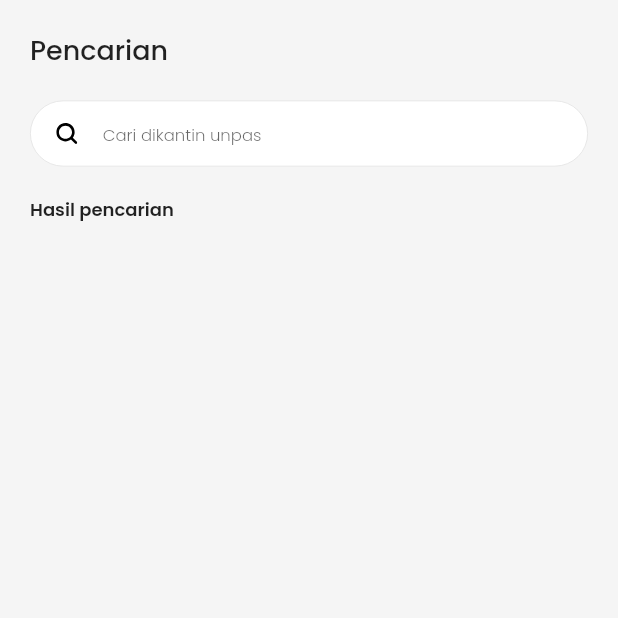
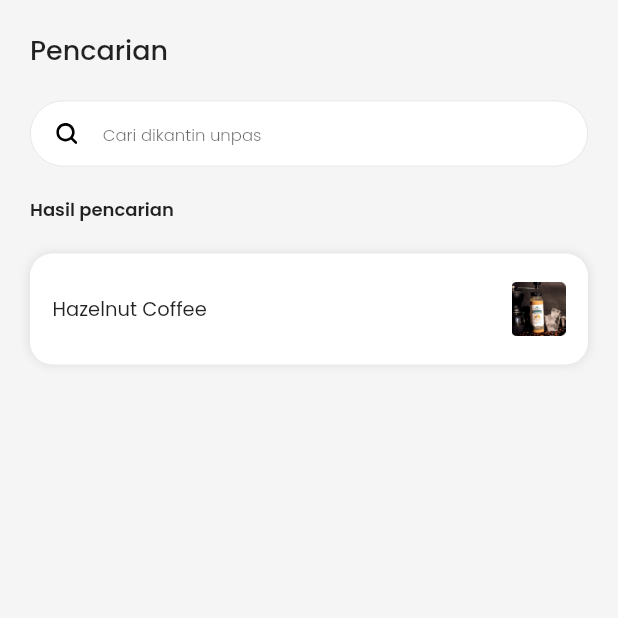
Before and after one commit to anugrahsputra/kantin_online, a Flutter app: the Searchscreen screen opened directly, on a phone screen of 412 x 824 dp, the top half of it. Run offline on Flutter 3.47's test engine with Material 2 defaults, Android fonts, the phone set to English and light mode, and no system bars; our stand-ins replace carousel_slider, flutter_svg, google_fonts, smooth_page_indicator.

Commit message:
add search result card widget

```diff
--- a/lib/screens/home/searchscreen.dart
+++ b/lib/screens/home/searchscreen.dart
@@ -2,6 +2,7 @@ import 'package:flutter/material.dart';
 import 'package:flutter_svg/flutter_svg.dart';
 
 import '../../constant.dart';
+import '../../widget/search_result_card.dart';
 
 class Searchscreen extends StatelessWidget {
   const Searchscreen({Key? key}) : super(key: key);
@@ -84,9 +85,9 @@ class Searchscreen extends StatelessWidget {
 
     Widget searchResult() {
       return Container(
-        margin: const EdgeInsets.symmetric(
-          horizontal: defaultMargin1,
-          vertical: defaultMargin1,
+        margin: const EdgeInsets.only(
+          left: defaultMargin1,
+          top: defaultMargin1,
         ),
         child: Text(
           'Hasil pencarian',
@@ -106,6 +107,7 @@ class Searchscreen extends StatelessWidget {
           searchBox(),
           // mostSearched(),
           searchResult(),
+          const ResultCard(),
         ],
       ),
     );
--- /dev/null
+++ b/lib/widget/search_result_card.dart
@@ -0,0 +1,54 @@
+import 'package:flutter/material.dart';
+
+import '../constant.dart';
+
+class ResultCard extends StatelessWidget {
+  const ResultCard({Key? key}) : super(key: key);
+
+  @override
+  Widget build(BuildContext context) {
+    return Container(
+      margin: const EdgeInsets.only(
+        left: defaultMargin1,
+        right: defaultMargin1,
+        top: defaultMargin1,
+      ),
+      padding: const EdgeInsets.symmetric(
+        horizontal: defaultPadding1,
+      ),
+      decoration: BoxDecoration(
+        color: Colors.white,
+        borderRadius: BorderRadius.circular(15),
+        boxShadow: [
+          BoxShadow(
+            color: Colors.black.withOpacity(0.05),
+            offset: const Offset(-1, -1),
+            blurRadius: 5,
+          ),
+          BoxShadow(
+            color: Colors.black.withOpacity(0.05),
+            offset: const Offset(1, 1),
+            blurRadius: 5,
+          ),
+        ],
+      ),
+      width: MediaQuery.of(context).size.width,
+      height: 74,
+      child: Row(
+        mainAxisAlignment: MainAxisAlignment.spaceBetween,
+        children: [
+          Text(
+            'Hazelnut Coffee',
+            style: primaryText.copyWith(
+              fontSize: 13,
+            ),
+          ),
+          Image.asset(
+            'assets/images/kopi.png',
+            width: 36,
+          ),
+        ],
+      ),
+    );
+  }
+}
```
